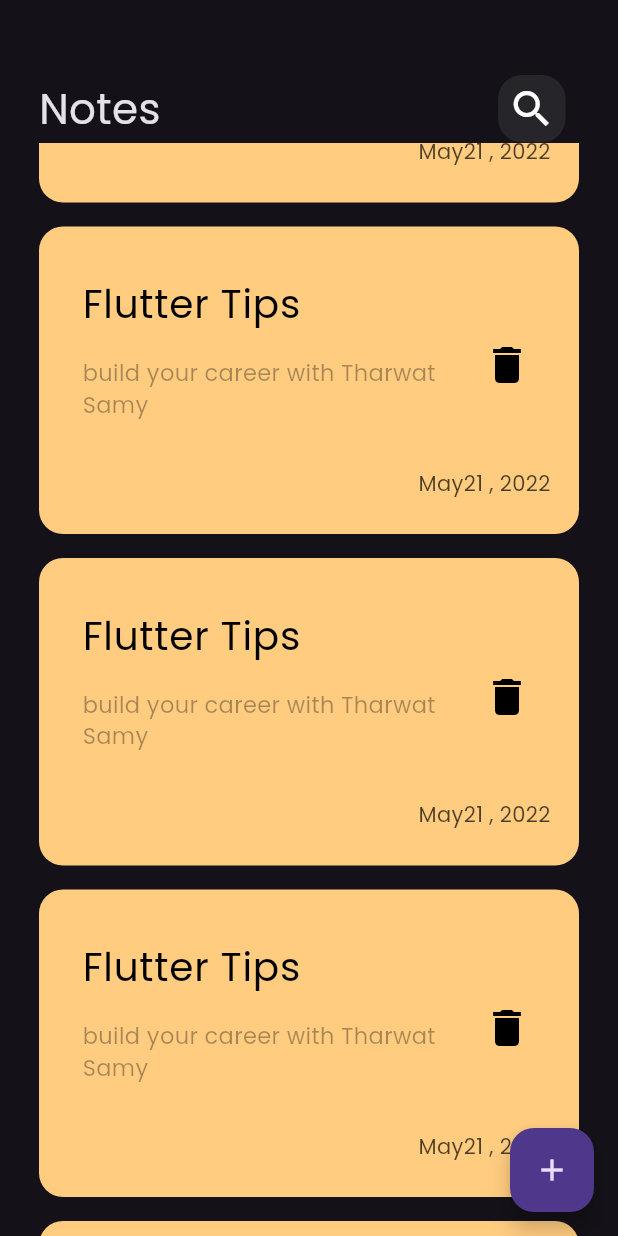
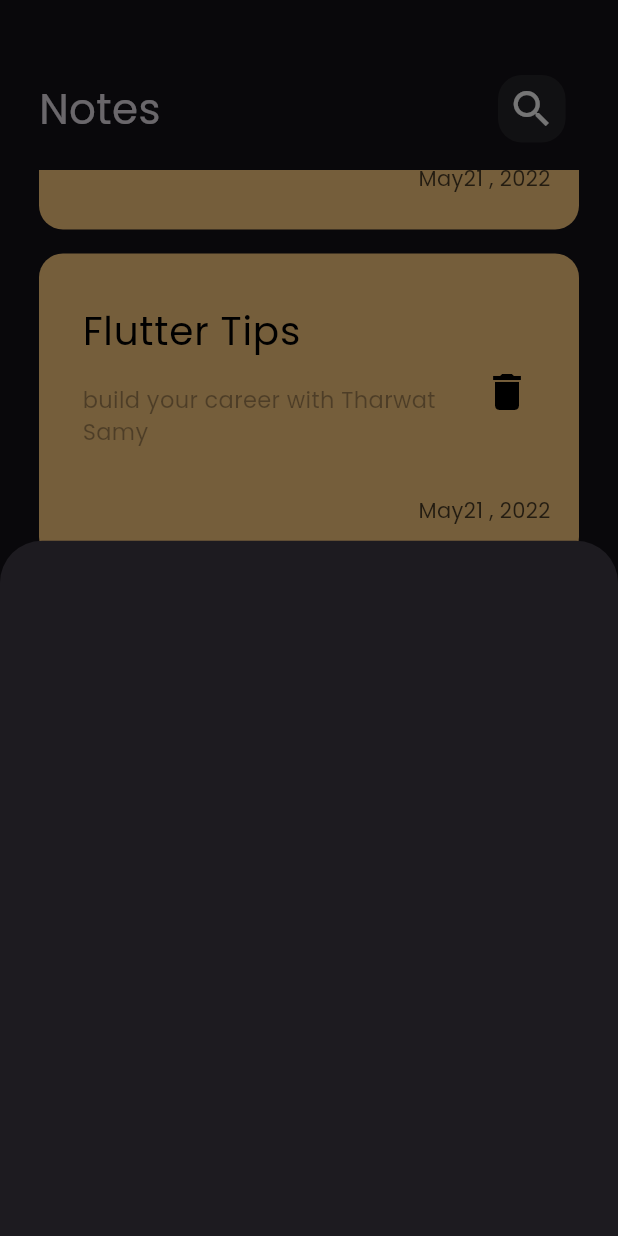
Before and after one commit to iYoussefAdly/notes_app, a Flutter app: the screen it shows after launch, scrolled down 1728 dp, after a tap on the "add" icon, on a phone screen of 412 x 824 dp. Run offline on Flutter 3.47's test engine with Material 3 defaults, Android fonts, the phone set to English and light mode, and no system bars.

Commit message:
add NoteBottomSheet

```diff
--- a/lib/view/notes_view.dart
+++ b/lib/view/notes_view.dart
@@ -1,4 +1,5 @@
 import 'package:flutter/material.dart';
+import 'package:notes_app/widgets/add_note_bottom_sheet.dart';
 import 'package:notes_app/widgets/notes_view_body.dart';
 
 class NotesView extends StatelessWidget {
@@ -8,11 +9,16 @@ class NotesView extends StatelessWidget {
   Widget build(BuildContext context) {
     return Scaffold(
       body: NotesViewBody(),
-      floatingActionButton: FloatingActionButton(onPressed: ()
-      {
-
-      },
-      child: Icon(Icons.add),
+      floatingActionButton: FloatingActionButton(
+        onPressed: () {
+          showModalBottomSheet(
+            context: context,
+            builder: (context) {
+              return AddNoteBottomSheet();
+            },
+          );
+        },
+        child: Icon(Icons.add),
       ),
     );
   }
--- /dev/null
+++ b/lib/widgets/add_note_bottom_sheet.dart
@@ -0,0 +1,10 @@
+import 'package:flutter/material.dart';
+
+class AddNoteBottomSheet extends StatelessWidget {
+  const AddNoteBottomSheet({super.key});
+
+  @override
+  Widget build(BuildContext context) {
+    return Container();
+  }
+}
--- a/lib/widgets/notes_list_view.dart
+++ b/lib/widgets/notes_list_view.dart
@@ -7,10 +7,14 @@ class NotesListView extends StatelessWidget {
   @override
   Widget build(BuildContext context) {
     return Expanded(
-      child: ListView.builder(
-        itemBuilder: (context, index) {
-          return NoteItem();
-        },
+      child: Padding(
+        padding: const EdgeInsets.symmetric(vertical: 18),
+        child: ListView.builder(
+          padding: EdgeInsets.zero,
+          itemBuilder: (context, index) {
+            return NoteItem();
+          },
+        ),
       ),
     );
   }
--- a/lib/widgets/notes_view_body.dart
+++ b/lib/widgets/notes_view_body.dart
@@ -14,7 +14,7 @@ class NotesViewBody extends StatelessWidget {
         padding: const EdgeInsets.symmetric(horizontal: 10),
         child: Column(children: [
           CustomAppBar(),
-        NotesListView()
+         NotesListView(),
         ]),
       ),
     );
```
